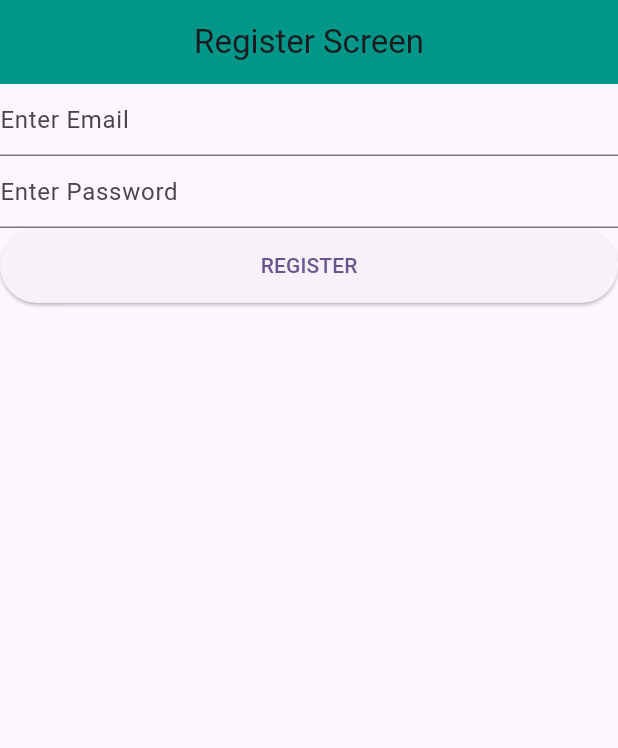
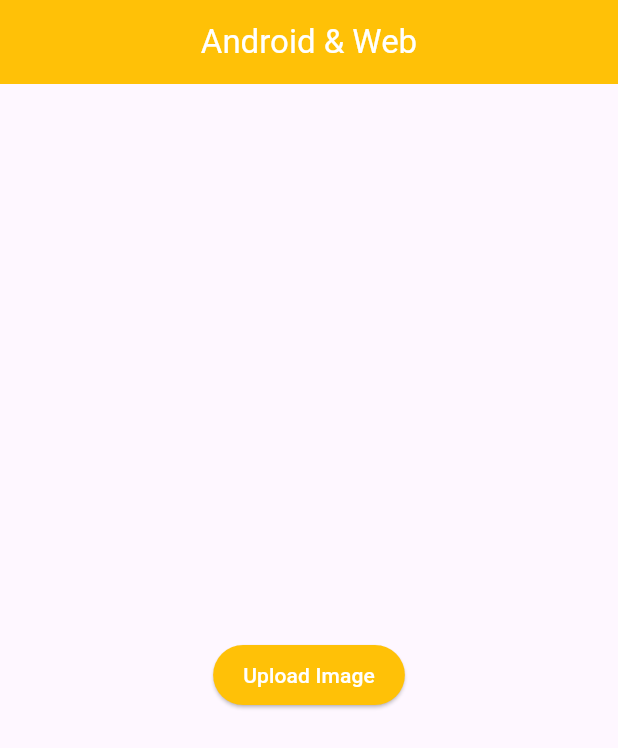
Before and after one commit to mhammadarain/Rest-Api-CodeCraft, a Flutter app: the screen it shows after launch, on a phone screen of 412 x 824 dp. Shown: the top 748 px of the screen. Run offline on Flutter 3.47's test engine with Material 3 defaults, Android fonts, the phone set to English and light mode, and no system bars; our stand-ins replace image_picker.

Commit message:
Image uploade Api Done

```diff
--- a/lib/main.dart
+++ b/lib/main.dart
@@ -1,4 +1,5 @@
 import 'package:api_practice_codecraft/screens/create_job_screen.dart';
+import 'package:api_practice_codecraft/screens/image_screen.dart';
 import 'package:api_practice_codecraft/screens/list%20post/screen_complex_list.dart';
 import 'package:api_practice_codecraft/screens/list%20post/screen_list_post.dart';
 import 'package:api_practice_codecraft/screens/list%20post/screen_list_without_model.dart';
@@ -22,12 +23,13 @@ class MyApp extends StatelessWidget {
   @override
   Widget build(BuildContext context) {
     return MaterialApp(
+      debugShowCheckedModeBanner: false,
       title: 'Flutter Demo',
       theme: ThemeData(
         colorScheme: ColorScheme.fromSeed(seedColor: Colors.deepPurple),
         useMaterial3: true,
       ),
-      home: RegisterScreen()
+      home: ImageScreen()
     );
   }
 }
--- /dev/null
+++ b/lib/screens/image_screen.dart
@@ -0,0 +1,86 @@
+import 'dart:typed_data';
+import 'package:flutter/material.dart';
+// import 'dart:html';  // For web
+// import 'dart:io';    // For iOS/Android
+import 'package:image_picker/image_picker.dart';
+import 'package:api_practice_codecraft/services/api_image_services.dart';
+
+class ImageScreen extends StatefulWidget {
+  const ImageScreen({super.key});
+
+  @override
+  State<ImageScreen> createState() => _ImageScreenState();
+}
+
+class _ImageScreenState extends State<ImageScreen> {
+  bool isLoading = false;
+  String uploadedImage = '';
+
+  @override
+  Widget build(BuildContext context) {
+    return Scaffold(
+      appBar: AppBar(
+        centerTitle: true,
+        title: Text("Android & Web", style: TextStyle(color: Colors.white)),
+        backgroundColor: Colors.amber,
+      ),
+      body: Center(
+        child: isLoading
+            ? CircularProgressIndicator(color: Colors.amber)
+            : Column(
+          mainAxisAlignment: MainAxisAlignment.center,
+          children: [
+            uploadedImage.isNotEmpty
+                ? Container(
+              height: 200,
+              width: 200,
+              decoration: BoxDecoration(
+                image: DecorationImage(
+                  image: NetworkImage(uploadedImage),
+                  fit: BoxFit.cover,
+                ),
+                borderRadius: BorderRadius.circular(10),
+              ),
+            )
+                : SizedBox(),
+
+            const SizedBox(height: 20),
+
+            ElevatedButton(
+              style: ElevatedButton.styleFrom(
+                backgroundColor: Colors.amber,
+                foregroundColor: Colors.white,
+                padding: EdgeInsets.symmetric(horizontal: 20, vertical: 10),
+              ),
+              onPressed: () async {
+                final ImagePicker picker = ImagePicker();
+                final XFile? image = await picker.pickImage(source: ImageSource.gallery);
+
+                if (image != null) {
+                  setState(() {
+                    isLoading = true;
+                  });
+
+                  Uint8List bytes = await image.readAsBytes();
+
+                  ApiImageServices().uploadImage(bytes, image.name).then((value) {
+                    setState(() {
+                      uploadedImage = value["location"].toString();
+                      isLoading = false;
+                    });
+                  }).catchError((error) {
+                    setState(() {
+                      isLoading = false;
+                    });
+                    print("Error uploading image: $error");
+                  });
+                }
+              },
+              child: Text("Upload Image"),
+            ),
+          ],
+        ),
+      ),
+    );
+  }
+}
--- a/pubspec.yaml
+++ b/pubspec.yaml
@@ -35,6 +35,7 @@ dependencies:
   # Use with the CupertinoIcons class for iOS style icons.
   cupertino_icons: ^1.0.8
   http:
+  image_picker: ^1.1.2
 
 dev_dependencies:
   flutter_test:
```
Also changed, not shown: lib/services/api_image_services.dart (added, +28 -0 lines), pubspec.lock, 2 other files.
